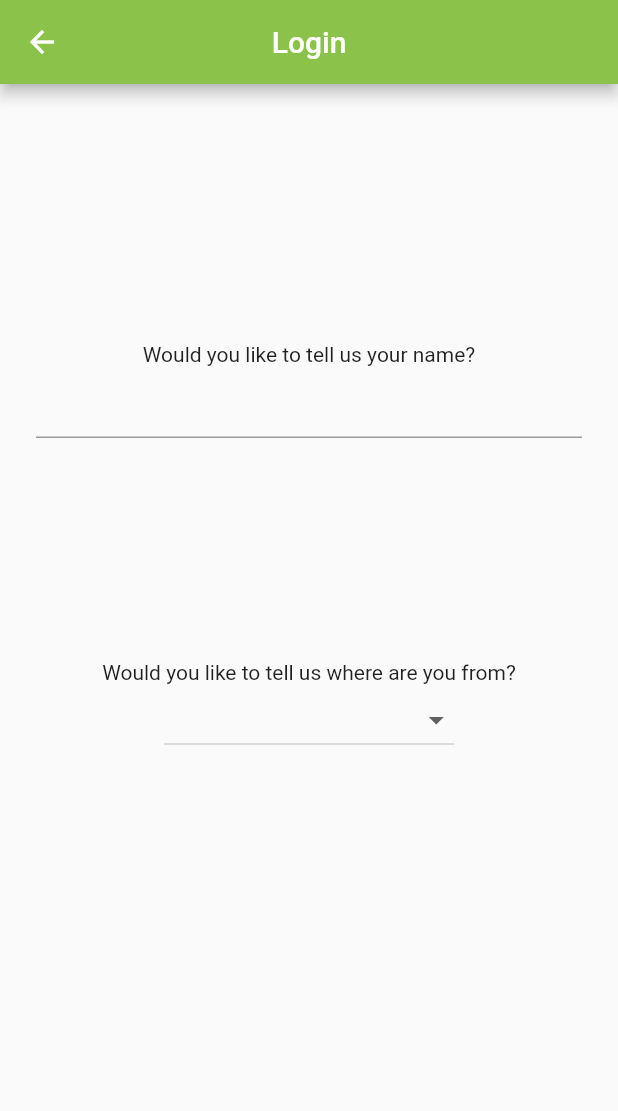
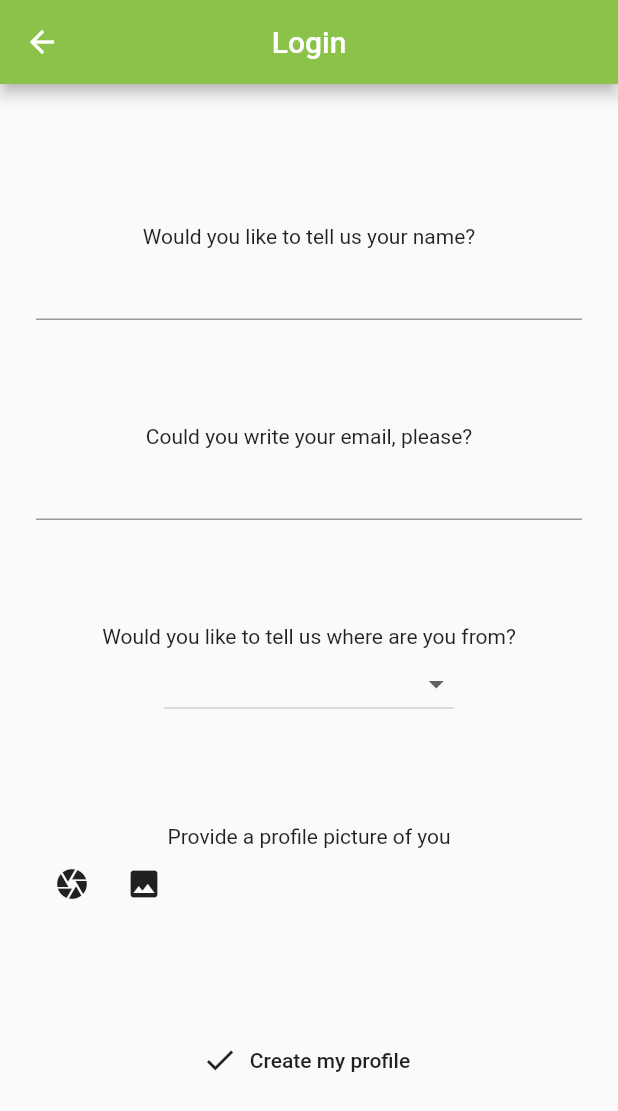
Before and after one commit to iremecem/immigrate, a Flutter app: the LoginPage screen opened directly, on a phone screen of 412 x 824 dp. Shown: the top 1111 px of the screen. Run offline on Flutter 3.47's test engine with Material 2 defaults, Android fonts, the phone set to English and light mode, and no system bars; missing offline and left inert: image_picker_modern.

Commit message:
Added page collector

```diff
--- a/lib/Models/User.dart
+++ b/lib/Models/User.dart
@@ -2,10 +2,11 @@ import 'package:flutter/material.dart';
 
 class User{
   String name;
-  int id;
+  String mail;
+  String id;
   String profilePic;
   String nationality;
   // String place; TODO: THİS WİLL CHANGE
 
-  User({@required this.id, @required this.name, @required this.profilePic});
+  User({@required this.id, @required this.name, @required this.profilePic, @required this.mail, @required this.nationality});
 }
--- a/lib/Pages/LoginPage.dart
+++ b/lib/Pages/LoginPage.dart
@@ -1,4 +1,8 @@
 import 'package:flutter/material.dart';
+import 'dart:io';
+import 'package:image_picker_modern/image_picker_modern.dart';
+import 'package:immigrate/Models/User.dart';
+import 'package:uuid/uuid.dart';
 
 class LoginPage extends StatefulWidget {
   @override
@@ -7,7 +11,10 @@ class LoginPage extends StatefulWidget {
 
 class _LoginPageState extends State<LoginPage> {
   TextEditingController _nameController = new TextEditingController();
+  TextEditingController _mailController = new TextEditingController();
+
   int selectedRegion = 0;
+  File profilePic;
   var flagList = [
     DropdownMenuItem(
       child: Text("🇹🇷 Turkey"),
@@ -34,6 +41,22 @@ class _LoginPageState extends State<LoginPage> {
       child: Text("🇦🇪 United Arab Emirties"),
     )
   ];
+
+  Future getImageCamera() async {
+    var image = await ImagePicker.pickImage(source: ImageSource.camera);
+
+    setState(() {
+      profilePic = image;
+    });
+  }
+
+  Future getImageGallery() async {
+    var image = await ImagePicker.pickImage(source: ImageSource.gallery);
+
+    setState(() {
+      profilePic = image;
+    });
+  }
   @override
   Widget build(BuildContext context) {
     return Scaffold(
@@ -65,14 +88,28 @@ class _LoginPageState extends State<LoginPage> {
               child: Column(
                 children: <Widget>[
                   Center(
+                    child: Text("Could you write your email, please?"),
+                  ),
+                  TextField(
+                    controller: _mailController,
+                  ),
+                ],
+              ),
+            ),
+            Container(
+              child: Column(
+                children: <Widget>[
+                  Center(
                     child:
                         Text("Would you like to tell us where are you from?"),
                   ),
                   DropdownButton(
                     value: selectedRegion,
                     items: flagList,
-                    onChanged: (value){
-                      selectedRegion = value;
+                    onChanged: (value) {
+                      setState(() {
+                        selectedRegion = value;
+                      });
                     },
                   ),
                 ],
@@ -81,9 +118,35 @@ class _LoginPageState extends State<LoginPage> {
             Container(
               child: Column(
                 children: <Widget>[
-
+                  profilePic == null
+                      ? Center(
+                          child: Text("Provide a profile picture of you"),
+                        )
+                      : Image.file(profilePic),
+                  Row(
+                    children: <Widget>[
+                      IconButton(
+                        icon: Icon(Icons.camera),
+                        onPressed: getImageCamera,
+                      ),
+                      IconButton(
+                        icon: Icon(Icons.image),
+                        onPressed: getImageGallery,
+                      )
+                    ],
+                  ),
                 ],
               ),
+            ),
+            FlatButton.icon(
+              icon: Icon(Icons.done),
+              label: Text("Create my profile"),
+              onPressed: () {
+                //TODO: UPLOAD PROFILE PIC TO FIREBASE STORAGE, DATABASE STORAGE AND WHILE PATH DOES NOT EXISTS, DOWNLOAD IT FROM DATABASE AND SAVE TO LOCAL STORAGE
+                //TODO: ADD IF ELSE CHECKED STATEMENTS AND FLUSHBAR
+                //TODO: SAVE USER TO THE SHARED PREFS AND DATABASE
+                User user = new User(id: Uuid().v4(), mail: _mailController.text, name: _nameController.text, nationality: flagList.elementAt(selectedRegion).toString(),profilePic: profilePic.path);
+              },
             )
           ],
         ),
--- a/pubspec.yaml
+++ b/pubspec.yaml
@@ -27,6 +27,7 @@ dependencies:
   firebase_core: ^0.4.0+6
   firebase_auth: ^0.11.1+7
   shared_preferences: ^0.5.3+1
+  uuid: ^2.0.2
 
 dev_dependencies:
   flutter_test:
```
Also changed, not shown: lib/Pages/PageCollecor.dart (+30 -1 lines), pubspec.lock.
